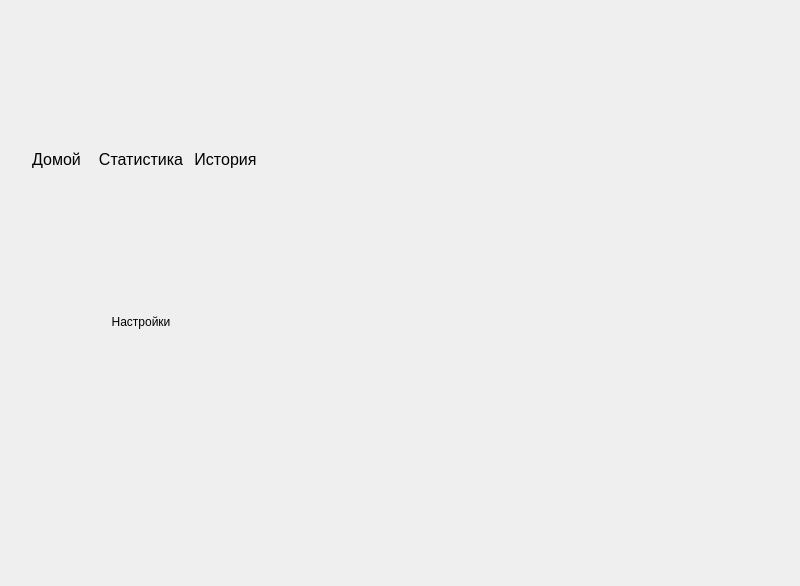
Before: the Qt Designer form my_widgets/gui.ui in prostoLavr/time_control, drawn with Qt 5.
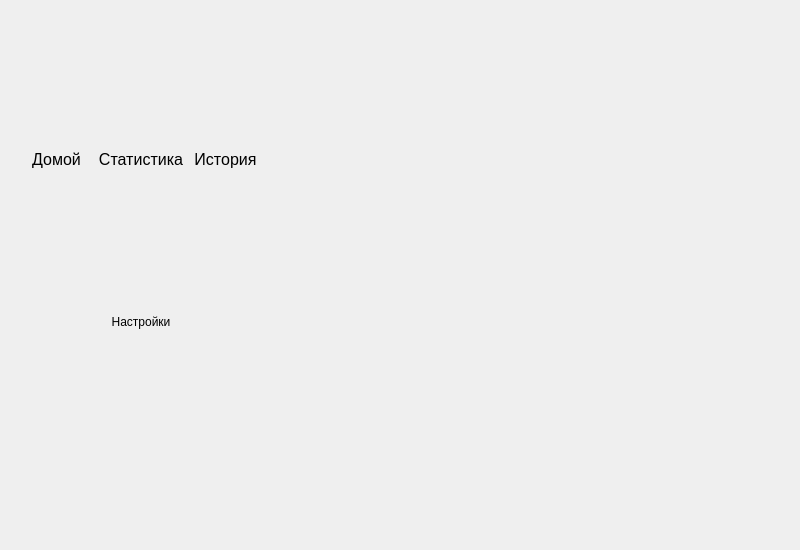
After: the same form once the commit is applied.

```diff
--- a/my_widgets/gui.ui
+++ b/my_widgets/gui.ui
@@ -7,13 +7,19 @@
     <x>0</x>
     <y>0</y>
     <width>800</width>
-    <height>586</height>
+    <height>550</height>
    </rect>
   </property>
   <property name="minimumSize">
    <size>
     <width>800</width>
-    <height>400</height>
+    <height>550</height>
+   </size>
+  </property>
+  <property name="maximumSize">
+   <size>
+    <width>800</width>
+    <height>550</height>
    </size>
   </property>
   <property name="windowTitle">
```
Left out of the diff: 2 changed lines with no effect on the pictures.
